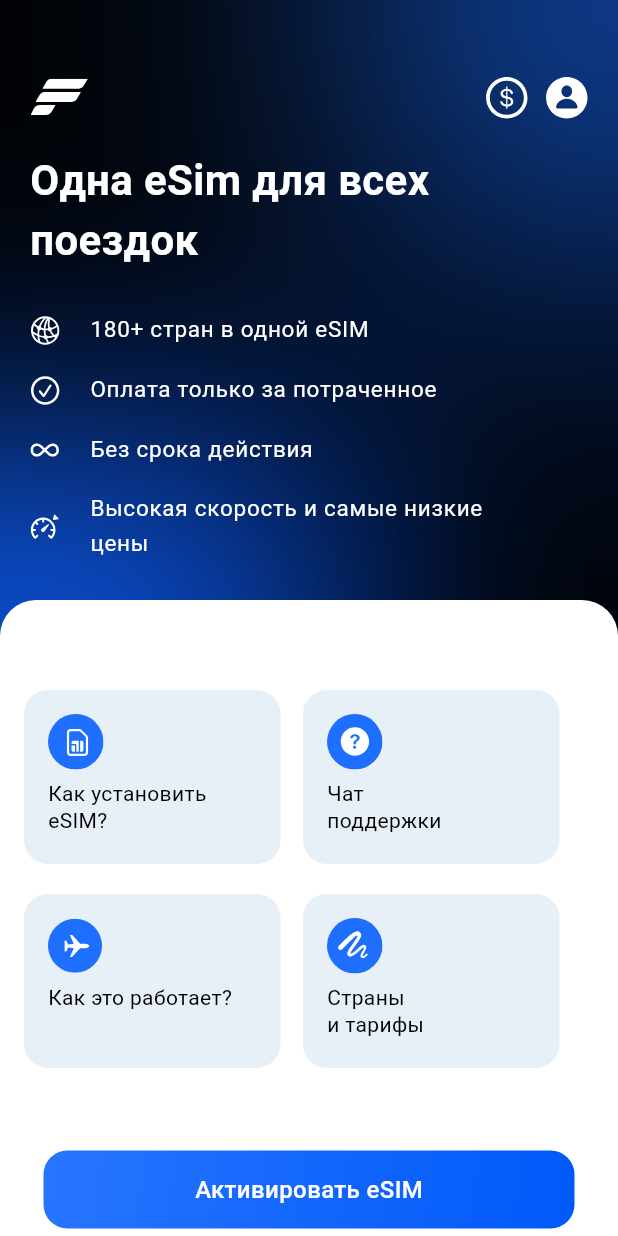
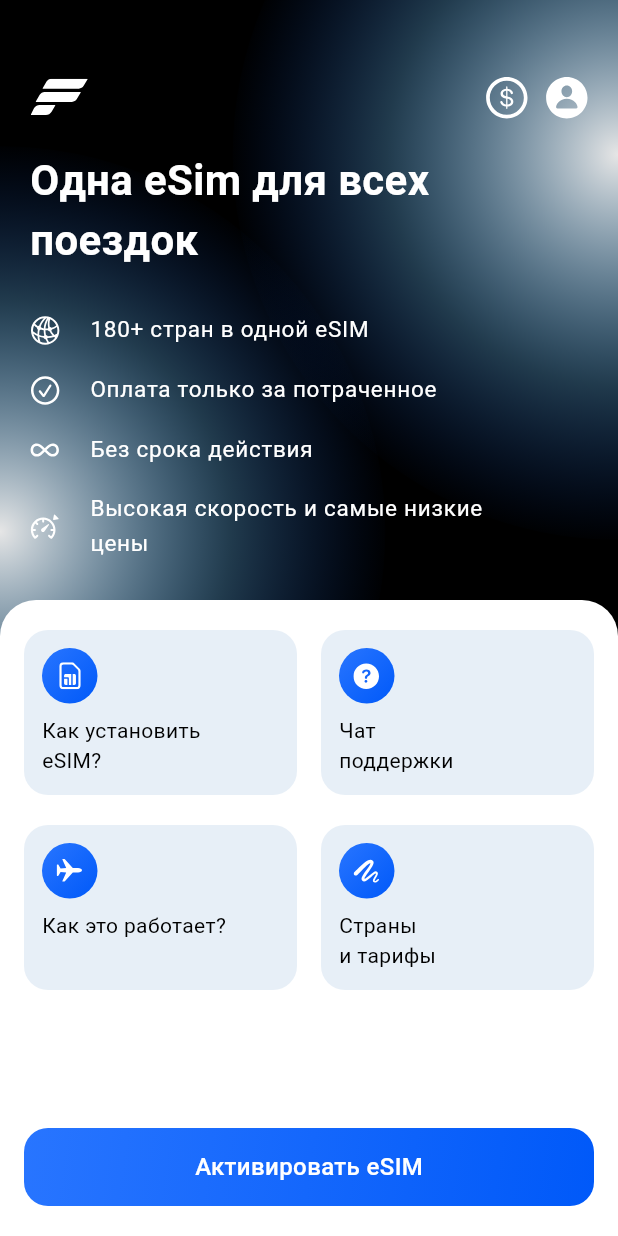
Before and after one commit to nurmek51/vink-sim, a Flutter app: the InitialPage screen opened directly, on a phone screen of 412 x 824 dp. Run offline on Flutter 3.47's test engine with Material 3 defaults, Android fonts, the phone set to English and light mode, and no system bars; our stand-ins replace flutter_svg, vector_graphics; Roboto replaces fonts that are missing (HelveticaNeue).

Commit message:
Added pulsing circle to page 149 and fixed adaptability of the page

```diff
--- a/lib/feature/screen149/views/initial_page.dart
+++ b/lib/feature/screen149/views/initial_page.dart
@@ -1,16 +1,44 @@
-import 'dart:ui';
-
-import 'package:flex_travel_sim/components/widgets/blue_button.dart';
 import 'package:flex_travel_sim/components/widgets/helvetica_neue_font.dart';
+import 'package:flex_travel_sim/constants/app_colors.dart';
 import 'package:flex_travel_sim/constants/lozalization.dart';
-import 'package:flex_travel_sim/feature/screen149/widgets/custom_icon_container.dart';
+import 'package:flex_travel_sim/feature/main_flow_screen/widgets/expanded_container.dart';
 import 'package:flex_travel_sim/feature/screen149/widgets/custom_list_tile.dart';
-import 'package:flex_travel_sim/utils/navigation_utils.dart';
+import 'package:flex_travel_sim/feature/welcome_screen/widgets/pulsing_circle.dart';
 import 'package:flutter/material.dart';
 import 'package:flutter_svg/svg.dart';
 
-class InitialPage extends StatelessWidget {
+class InitialPage extends StatefulWidget {
   const InitialPage({super.key});
+
+  @override
+  State<InitialPage> createState() => _InitialPageState();
+}
+
+class _InitialPageState extends State<InitialPage>
+    with SingleTickerProviderStateMixin {
+  late final AnimationController _controller;
+  late final Animation<double> _scaleAnimation;
+
+  static const Duration _animationDuration = Duration(seconds: 3);
+  static const double _circleSize = 600;
+
+  @override
+  void initState() {
+    super.initState();
+    _controller = AnimationController(vsync: this, duration: _animationDuration)
+      ..repeat(reverse: true);
+
+    _scaleAnimation = Tween<double>(
+      begin: 1.0,
+      end: 0.8,
+    ).animate(CurvedAnimation(parent: _controller, curve: Curves.easeInOut));
+  }
+
+  @override
+  void dispose() {
+    _controller.dispose();
+    super.dispose();
+  }
 
   @override
   Widget build(BuildContext context) {
@@ -18,49 +46,15 @@ class InitialPage extends StatelessWidget {
       backgroundColor: Colors.black,
       body: Stack(
         children: [
-
-          // Top Gradient
           Positioned(
-            left: 273,
-            top: -35,
-            width: 190,
-            height: 185,
-            child: Container(
-              decoration: BoxDecoration(
-                gradient: RadialGradient(
-                  center: const Alignment(0.0981 * 2 - 1, 0.3264 * 2 - 1),
-                  radius: 0.4,
-                  colors: const [Color(0xFF6DC2FF), Color(0xFF0A5CFF)],
-                  stops: const [0.0, 1.0],
-                ),
-              ),
-              child: BackdropFilter(
-                filter: ImageFilter.blur(sigmaX: 100.0, sigmaY: 100.0),
-                child: Container(color: Colors.transparent),
-              ),
-            ),
+            right: -_circleSize / 2,
+            top: MediaQuery.of(context).size.height * 0.25 / 2 - _circleSize / 2,
+            child: PulsingCircle(animation: _scaleAnimation, size: _circleSize),
           ),
-
-          // Bottom Gradient
           Positioned(
-            left: -76,
-            top: 307,
-            width: 300,
-            height: 230,
-            child: Container(
-              decoration: BoxDecoration(
-                gradient: RadialGradient(
-                  center: const Alignment(0.0981 * 2 - 1, 0.3264 * 2 - 1),
-                  radius: 0.4,
-                  colors: const [Color(0xFF6DC2FF), Color(0xFF0A5CFF)],
-                  stops: const [0.0, 1.0],
-                ),
-              ),
-              child: BackdropFilter(
-                filter: ImageFilter.blur(sigmaX: 100.0, sigmaY: 100.0),
-                child: Container(color: Colors.transparent),
-              ),
-            ),
+            left: -_circleSize / 2,
+            top: MediaQuery.of(context).size.height * 0.43 - _circleSize / 2,
+            child: PulsingCircle(animation: _scaleAnimation, size: _circleSize),
           ),
 
           Column(
@@ -96,11 +90,14 @@ class InitialPage extends StatelessWidget {
 
                       const SizedBox(height: 20),
 
-                      HelveticaneueFont(
-                        text: AppLocalization.frameTitle,
-                        fontSize: 28,
-                        color: Colors.white,
-                        fontWeight: FontWeight.bold,
+                      Align(
+                        alignment: Alignment.topLeft,
+                        child: HelveticaneueFont(
+                          text: AppLocalization.frameTitle,
+                          fontSize: 28,
+                          color: Colors.white,
+                          fontWeight: FontWeight.bold,
+                        ),
                       ),
 
                       const SizedBox(height: 20),
@@ -143,41 +140,62 @@ class InitialPage extends StatelessWidget {
                     color: Colors.white,
                   ),
                   child: Padding(
-                    padding: const EdgeInsets.fromLTRB(16, 60, 16, 5),
+                    padding: const EdgeInsets.fromLTRB(16, 20, 16, 20),
                     child: Column(
                       children: [
                         Row(
                           children: [
-                            CustomIconContainer(
-                              blueIconPath: 'assets/icons/figma149/blue_icon1.svg',
-                              text: AppLocalization.howToInstallEsim2,
+                            ExpandedContainer(
+                              title: AppLocalization.howToInstallEsim2,
+                              icon: 'assets/icons/figma149/blue_icon11.svg',
+                              onTap: () {},
                             ),
-                            SizedBox(width: 15),
-                            CustomIconContainer(
-                              blueIconPath: 'assets/icons/figma149/blue_icon2.svg',
-                              text: AppLocalization.supportChat,
+                            const SizedBox(width: 16),
+                            ExpandedContainer(
+                              title: AppLocalization.supportChat,
+                              icon: 'assets/icons/figma149/blue_icon22.svg',
+                              onTap: () {},
                             ),
+
                           ],
                         ),
                         SizedBox(height: 20),
                         Row(
                           children: [
-                            CustomIconContainer(
-                              blueIconPath: 'assets/icons/figma149/blue_icon3.svg',
-                              text: AppLocalization.howDoesItWork,
-                              onTap:() => openGuidePage(context),
+                            ExpandedContainer(
+                              title: AppLocalization.howDoesItWork,
+                              icon:'assets/icons/figma149/blue_icon33.svg',
+                              onTap: () {},
                             ),
-                            SizedBox(width: 15),
-                            CustomIconContainer(
-                              blueIconPath: 'assets/icons/figma149/blue_icon4.svg',
-                              text: AppLocalization.countriesAndRates,
+                            const SizedBox(width: 16),
+                            ExpandedContainer(
+                              title: AppLocalization.countriesAndRates,
+                              icon: 'assets/icons/figma149/blue_icon44.svg',
+                              onTap: () {},
                             ),
+
                           ],
                         ),
 
                         Spacer(),
 
-                        BlueButton(buttonText: AppLocalization.activateEsim)
+                        Container(
+                          alignment: Alignment.center,
+                          height: 52,
+                          decoration: BoxDecoration(
+                            gradient: AppColors.containerGradientPrimary,
+                            borderRadius: BorderRadius.circular(16),
+                          ),
+                          child: const Text(
+                            AppLocalization.activateEsim,
+                            style: TextStyle(
+                              color: Colors.white,
+                              fontSize: 16,
+                              fontWeight: FontWeight.w500,
+                            ),
+                          ),
+                        ),
+
 
                       ],
                     ),
```
Also changed, not shown: assets/icons/figma149/blue_icon11.svg (added), assets/icons/figma149/blue_icon22.svg (added), assets/icons/figma149/blue_icon33.svg (added), assets/icons/figma149/blue_icon44.svg (added).
